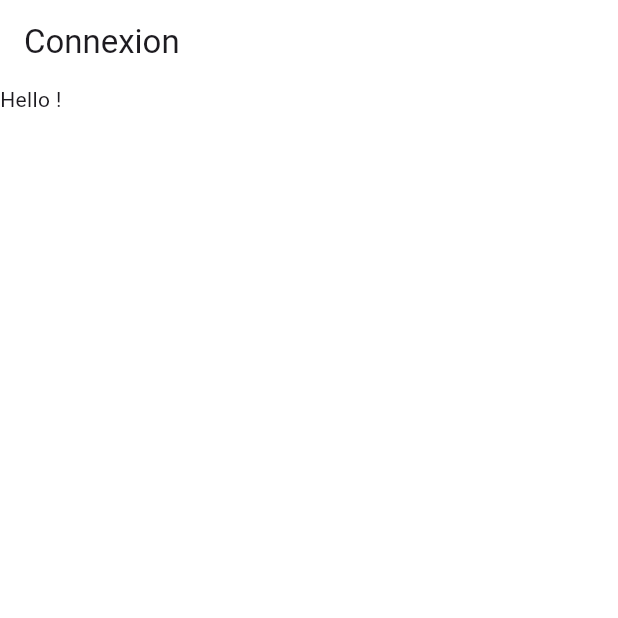
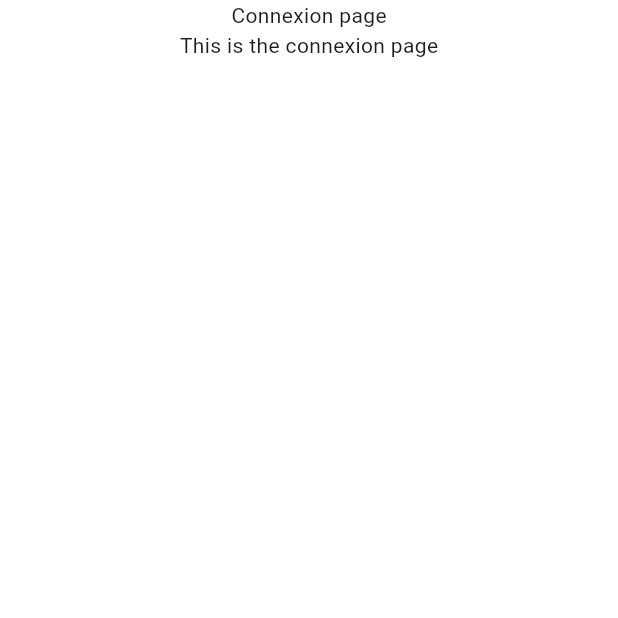
Before and after one commit to VentoAureo230/MediLogix, a Flutter app: the screen it shows after launch, on a phone screen of 412 x 824 dp, the top half of it. Run offline on Flutter 3.47's test engine with Material 3 defaults, Android fonts, the light colour scheme and no system bars; our stand-ins replace dio, flutter_dotenv, flutter_native_splash, flutter_screenutil, go_router; Roboto replaces fonts that are missing (Poppins).

Commit message:
fix: some pages for flutter

```diff
--- a/mobile/lib/pages/main_connexion_page.dart
+++ b/mobile/lib/pages/auth/main_connexion_page.dart
@@ -10,17 +10,15 @@ class MainConnexionPage extends StatefulWidget {
 class _MainConnexionPageState extends State<MainConnexionPage> {
   @override
   Widget build(BuildContext context) {
-    return Scaffold(
-      appBar: AppBar(
-        title: const Text('Connexion'),
-      ),
-      body: const SingleChildScrollView(
+    return const Scaffold(
+      body: Center(
         child: Column(
           children: [
-            Text('Hello !'),
+            Text('Connexion page'),
+            Text('This is the connexion page'),
           ],
         ),
-      ),
+      )
     );
   }
 }
--- a/mobile/lib/routing/app_route_config.dart
+++ b/mobile/lib/routing/app_route_config.dart
@@ -1,6 +1,7 @@
 import 'package:go_router/go_router.dart';
+import 'package:mobile/pages/home/home.dart';
 
-import '../pages/main_connexion_page.dart';
+import '../pages/auth/main_connexion_page.dart';
 
 GoRouter appRouting() {
   return GoRouter(
@@ -14,6 +15,13 @@ GoRouter appRouting() {
           return const MainConnexionPage();
         },
       ),
+      GoRoute(
+        name: 'home',
+        path: '/home',
+        builder: (context, state) {
+          return const Home();
+        }
+      )
     ],
   );
 }
--- a/mobile/pubspec.yaml
+++ b/mobile/pubspec.yaml
@@ -60,8 +60,8 @@ dev_dependencies:
 # The following section is specific to Flutter packages.
 flutter:
   uses-material-design: true
-  #assets:
-  #  - .env
+  assets:
+    - .env
   #  - .env.prod
 
   # An image asset can refer to one or more resolution-specific "variants", see
```
Also changed, not shown: mobile/lib/pages/home/home.dart (added, +15 -0 lines), mobile/pubspec.lock, 2 other files.
